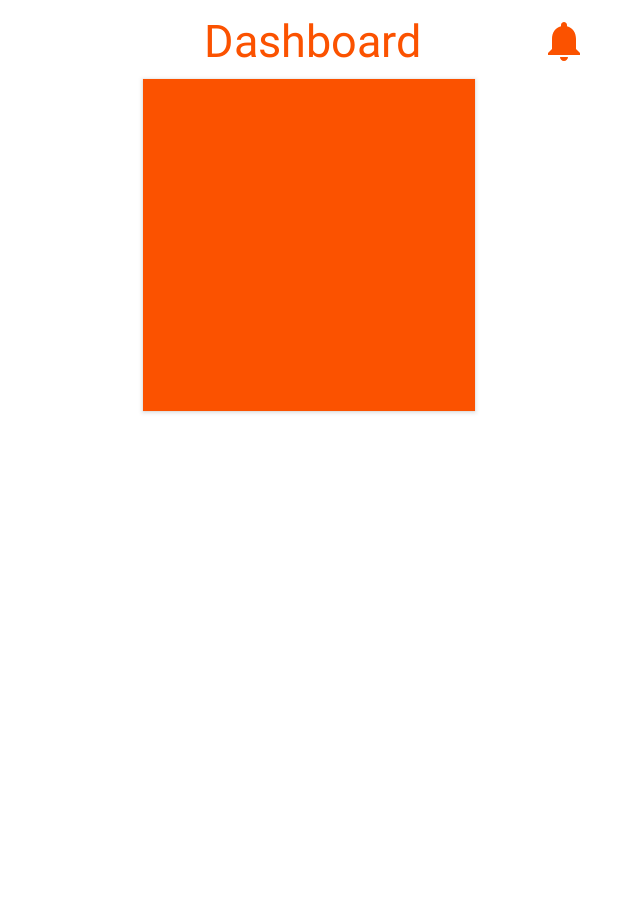
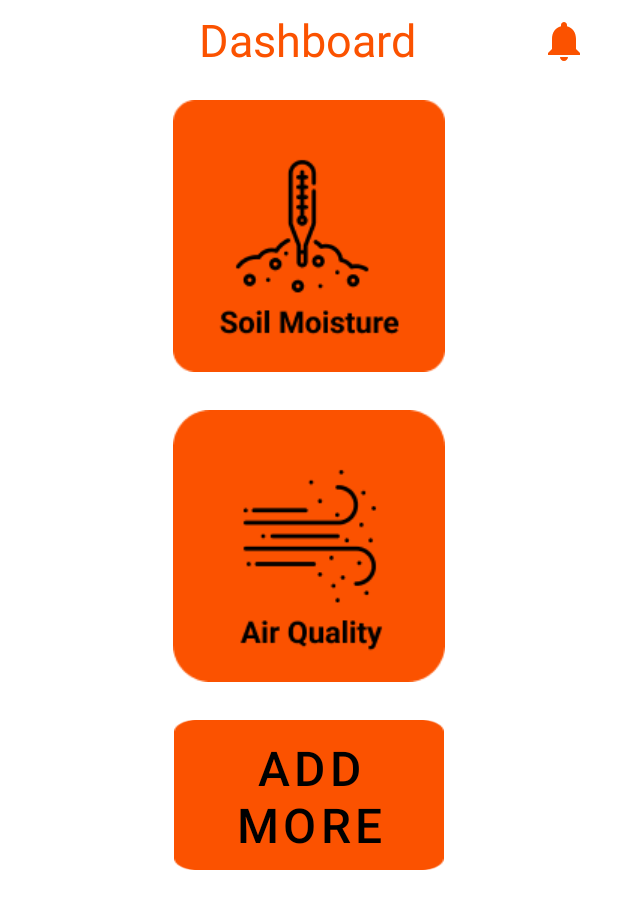
Before and after one commit to nobunuki/nobunuki, an Android app: the layout activity_dashboard.xml on its own in the app's theme, with its tools: preview values and no code run, on a phone screen of 412 x 824 dp. Shown: the top 909 px of the screen. Run offline under Robolectric (Android 15) with nearby library versions, the phone set to English and light mode, and no system bars.

Commit message:
all dashboard finished

```diff
--- a/app/build.gradle
+++ b/app/build.gradle
@@ -3,12 +3,12 @@ plugins {
 }
 
 android {
-    compileSdkVersion 30
+    compileSdkVersion 31
 
     defaultConfig {
         applicationId "com.example.summareconsensor"
         minSdkVersion 21
-        targetSdkVersion 30
+        targetSdkVersion 31
         versionCode 1
         versionName "1.0"
 
@@ -35,4 +35,5 @@ dependencies {
     testImplementation 'junit:junit:4.+'
     androidTestImplementation 'androidx.test.ext:junit:1.1.3'
     androidTestImplementation 'androidx.test.espresso:espresso-core:3.4.0'
+
 }
--- a/app/src/main/AndroidManifest.xml
+++ b/app/src/main/AndroidManifest.xml
@@ -10,14 +10,18 @@
         android:supportsRtl="true"
         android:theme="@style/Theme.SummareconSensor">
         <activity android:name=".Login"></activity>
-        <activity android:name=".Dashboard" />
-        <activity android:name=".MainActivity">
+        <activity android:name=".Dashboard"
+            android:exported="true"
+            >
             <intent-filter>
                 <action android:name="android.intent.action.MAIN" />
 
                 <category android:name="android.intent.category.LAUNCHER" />
             </intent-filter>
         </activity>
+        <activity android:name=".MainActivity">
+
+        </activity>
     </application>
 
 </manifest>
--- a/app/src/main/java/com/example/summareconsensor/Dashboard.java
+++ b/app/src/main/java/com/example/summareconsensor/Dashboard.java
@@ -2,7 +2,9 @@ package com.example.summareconsensor;
 
 import androidx.appcompat.app.AppCompatActivity;
 
+import android.graphics.drawable.Drawable;
 import android.os.Bundle;
+import android.widget.Button;
 
 public class Dashboard extends AppCompatActivity {
 
--- a/app/src/main/res/layout/activity_dashboard.xml
+++ b/app/src/main/res/layout/activity_dashboard.xml
@@ -10,13 +10,13 @@
         android:id="@+id/dashboard"
         android:layout_width="146dp"
         android:layout_height="35dp"
-        android:layout_alignParentLeft="true"
-        android:layout_marginLeft="136dp"
+        android:layout_centerHorizontal="true"
         android:layout_alignParentTop="true"
         android:layout_marginTop="6dp"
         android:text="@string/dashboard"
         android:textAppearance="@style/dashboard"
         android:gravity="top"
+
         />
 
     <Button
@@ -29,16 +29,46 @@
         android:layout_alignParentEnd="true"
         />
 
-    <Button
+    <ImageButton
         android:id="@+id/btnsoil"
-        android:layout_marginTop="11dp"
+        android:layout_marginTop="25dp"
         android:layout_width="wrap_content"
         android:layout_height="wrap_content"
-        android:background="@drawable/dashboardbtn"
+        android:background="@drawable/soilmoisture"
         android:layout_below="@id/dashboard"
         android:layout_centerHorizontal="true"
+        android:text="Soil Moisture"
+        android:textSize="32dp"
+        />
+
+    <ImageButton
+        android:id="@+id/btnairquality"
+        android:layout_marginTop="25dp"
+        android:layout_width="wrap_content"
+        android:layout_height="wrap_content"
+        android:background="@drawable/airquality"
+        android:layout_below="@id/btnsoil"
+        android:layout_centerHorizontal="true"
+        android:text="Air Quality"
+        android:textSize="32dp"
+        />
+
+
+    <Button
+        android:id="@+id/btnaddmore"
+        android:layout_marginTop="25dp"
+        android:layout_width="180dp"
+        android:layout_height="100dp"
+        android:background="@drawable/soilmoisture"
+        android:layout_below="@id/btnairquality"
+        android:layout_centerHorizontal="true"
+        android:text="add more"
+        android:textSize="32dp"
+        android:textColor="#000"
         />
 
 
 
+
+
 </RelativeLayout>
```
Also changed, not shown: app/src/main/res/drawable/airquality.png (added).
